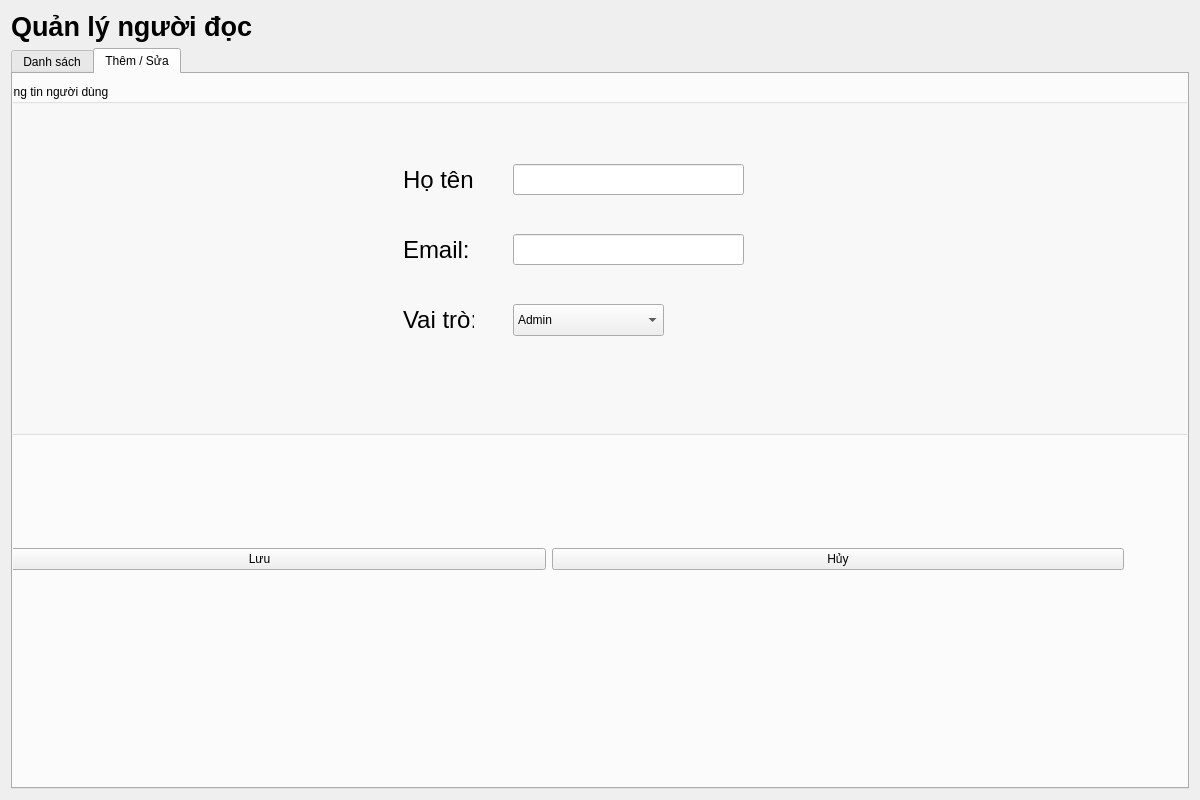
This is view/screen_accounts.ui in phuongphuong5110-create/library-app as Qt 5 draws it before an edit. The edited form follows.
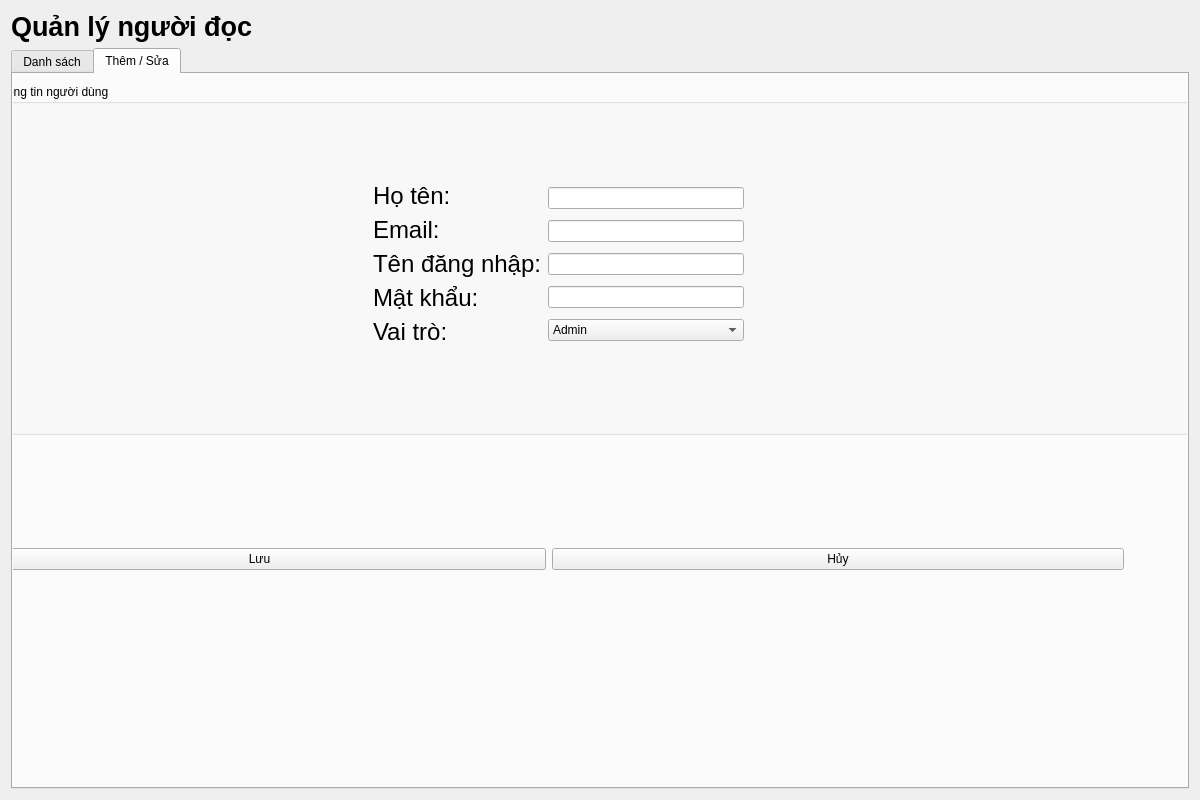
This is the edited form.

The edit to the form file:
```diff
--- a/view/screen_accounts.ui
+++ b/view/screen_accounts.ui
@@ -152,56 +152,32 @@
        <property name="title">
         <string>Thông tin người dùng</string>
        </property>
-       <widget class="QLineEdit" name="edit_reader_name">
+       <widget class="QWidget" name="">
         <property name="geometry">
          <rect>
-          <x>520</x>
-          <y>80</y>
-          <width>231</width>
-          <height>31</height>
+          <x>380</x>
+          <y>60</y>
+          <width>371</width>
+          <height>241</height>
          </rect>
         </property>
-       </widget>
+        <layout class="QGridLayout" name="gridLayout">
+         <item row="0" column="0">
+          <layout class="QVBoxLayout" name="verticalLayout">
+           <item>
        <widget class="QLabel" name="label_2">
-        <property name="geometry">
-         <rect>
-          <x>410</x>
-          <y>80</y>
-          <width>111</width>
-          <height>31</height>
-         </rect>
-        </property>
         <property name="font">
          <font>
           <pointsize>18</pointsize>
          </font>
         </property>
         <property name="text">
-         <string>Họ tên</string>
-        </property>
-       </widget>
-       <widget class="QLineEdit" name="edit_email_name">
-        <property name="geometry">
-         <rect>
-          <x>520</x>
-          <y>150</y>
-          <width>231</width>
-          <height>31</height>
-         </rect>
-        </property>
-        <property name="text">
-         <string/>
-        </property>
-       </widget>
+              <string>Họ tên:</string>
+             </property>
+            </widget>
+           </item>
+           <item>
        <widget class="QLabel" name="label_3">
-        <property name="geometry">
-         <rect>
-          <x>410</x>
-          <y>150</y>
-          <width>111</width>
-          <height>31</height>
-         </rect>
-        </property>
         <property name="font">
          <font>
           <pointsize>18</pointsize>
@@ -211,15 +187,33 @@
          <string>Email:</string>
         </property>
        </widget>
+           </item>
+           <item>
+            <widget class="QLabel" name="label_5">
+             <property name="font">
+              <font>
+               <pointsize>18</pointsize>
+              </font>
+             </property>
+             <property name="text">
+              <string>Tên đăng nhập:</string>
+             </property>
+            </widget>
+           </item>
+           <item>
+            <widget class="QLabel" name="label_6">
+             <property name="font">
+              <font>
+               <pointsize>18</pointsize>
+              </font>
+             </property>
+             <property name="text">
+              <string>Mật khẩu:</string>
+             </property>
+            </widget>
+           </item>
+           <item>
        <widget class="QLabel" name="label_4">
-        <property name="geometry">
-         <rect>
-          <x>410</x>
-          <y>220</y>
-          <width>71</width>
-          <height>31</height>
-         </rect>
-        </property>
         <property name="font">
          <font>
           <pointsize>18</pointsize>
@@ -229,15 +223,37 @@
          <string>Vai trò:</string>
         </property>
        </widget>
+           </item>
+          </layout>
+         </item>
+         <item row="0" column="1">
+          <layout class="QVBoxLayout" name="verticalLayout_2">
+           <item>
+            <widget class="QLineEdit" name="edit_reader_name"/>
+           </item>
+           <item>
+            <widget class="QLineEdit" name="edit_email_name">
+             <property name="text">
+              <string/>
+             </property>
+            </widget>
+           </item>
+           <item>
+            <widget class="QLineEdit" name="edit_username">
+             <property name="text">
+              <string/>
+             </property>
+            </widget>
+           </item>
+           <item>
+            <widget class="QLineEdit" name="edit_password">
+             <property name="text">
+              <string/>
+             </property>
+            </widget>
+           </item>
+           <item>
        <widget class="QComboBox" name="comboBox_role">
-        <property name="geometry">
-         <rect>
-          <x>520</x>
-          <y>220</y>
-          <width>151</width>
-          <height>32</height>
-         </rect>
-        </property>
         <item>
          <property name="text">
           <string>Admin</string>
@@ -248,6 +264,11 @@
           <string>Người đọc</string>
          </property>
         </item>
+            </widget>
+           </item>
+          </layout>
+         </item>
+        </layout>
        </widget>
       </widget>
      </widget>
```
Lines whose indentation alone changed are shown as unchanged.
